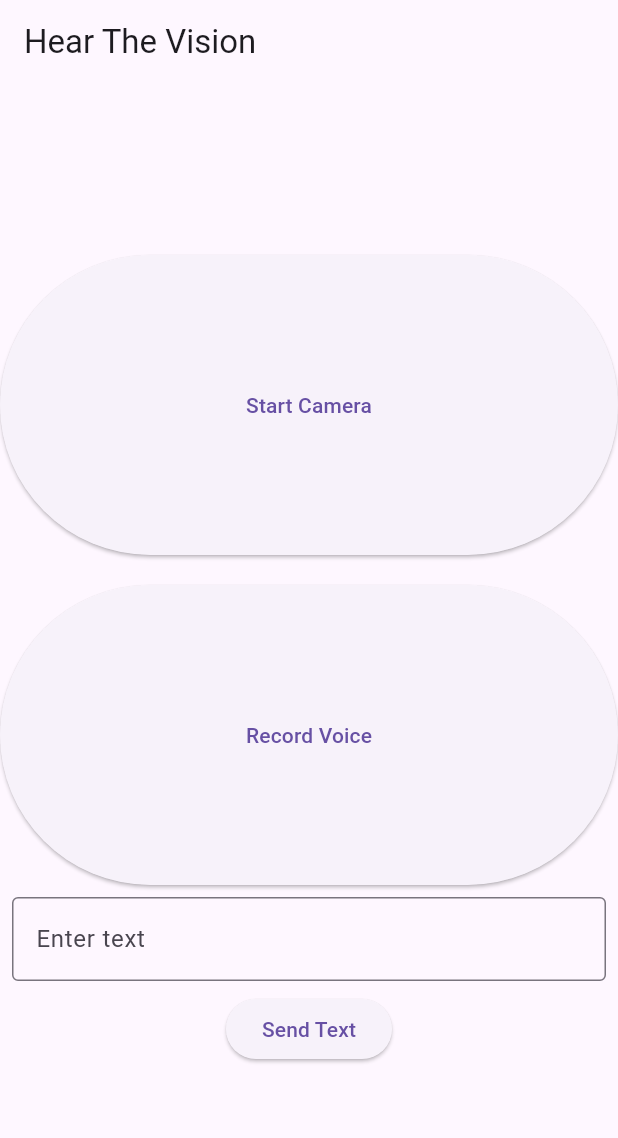
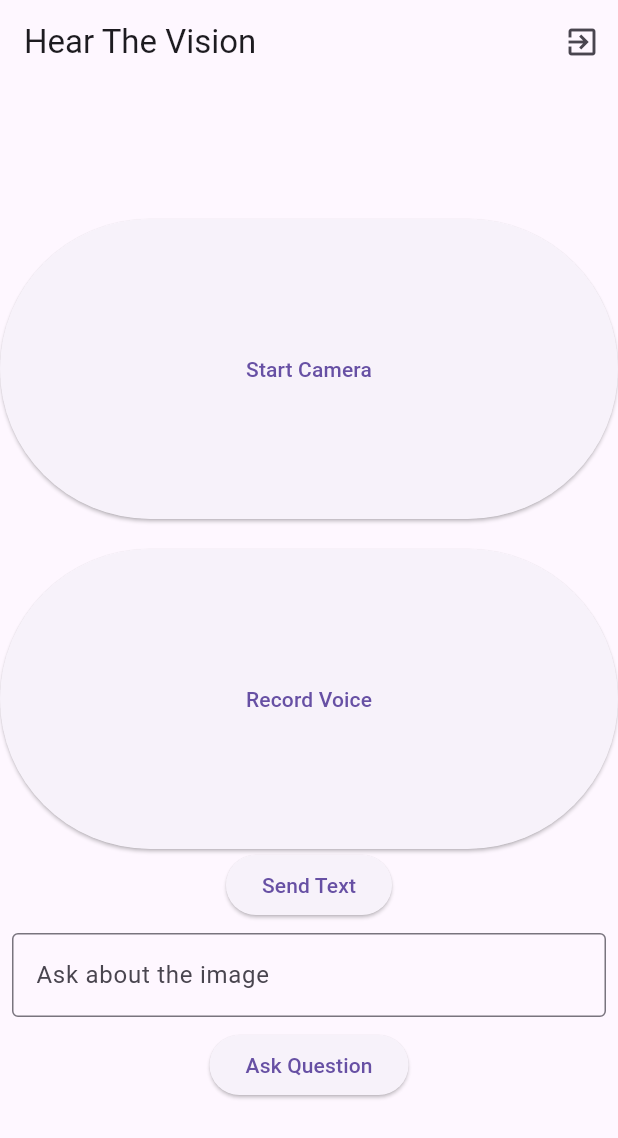
Before and after one commit to Msoltaninezhad/seeing, a Flutter app: the screen it shows after launch, after a tap on "Send Text", on a phone screen of 412 x 824 dp. Shown: the top 1138 px of the screen. Run offline on Flutter 3.47's test engine with Material 3 defaults, Android fonts, the phone set to English and light mode, and no system bars; our stand-ins replace flutter_tts, image_picker, speech_to_text; missing offline and left inert: flutter_sound; network calls fail.

Commit message:
Initial commit with Flutter project

```diff
--- a/lib/main.dart
+++ b/lib/main.dart
@@ -36,10 +36,13 @@ class _HomeScreenState extends State<HomeScreen> {
   final ImagePicker _picker = ImagePicker();
   final stt.SpeechToText _speech = stt.SpeechToText();
   final TextEditingController _textController = TextEditingController();
+  final TextEditingController _questionController = TextEditingController();
   bool _isRecording = false;
   bool _isListening = false;
   String _transcription = "";
   String _imageBase64 = "";
+  String _lastImageDescription = "";
+  String _savedImagePath = "";
 
   @override
   void initState() {
@@ -52,6 +55,7 @@ class _HomeScreenState extends State<HomeScreen> {
   void dispose() {
     _recorder.closeAudioSession();
     _textController.dispose();
+    _questionController.dispose();
     super.dispose();
   }
 
@@ -62,7 +66,7 @@ class _HomeScreenState extends State<HomeScreen> {
   Future<void> _generateAndSpeakWelcomeMessage() async {
     String welcomeMessage = "Starting";
     await _speakMessage(welcomeMessage);
-    await _testChatGPTConnection(); // Test ChatGPT connection
+    await _testChatGPTConnection();
   }
 
   Future<void> _speakMessage(String message) async {
@@ -73,7 +77,7 @@ class _HomeScreenState extends State<HomeScreen> {
 
   Future<void> _testChatGPTConnection() async {
     try {
-      final response = await sendToChatGPT("Hi, how are you?");
+      final response = await sendToChatGPT("Hi, my friend, greet me");
       await _speakMessage("ChatGPT response: $response");
     } catch (e) {
       print('Error: $e');
@@ -108,9 +112,12 @@ class _HomeScreenState extends State<HomeScreen> {
   }
 
   Future<void> _sendVoiceToChatGPT() async {
-    String prompt = "User voice input.";
+    String prompt = "User voice input: $_transcription";
+    if (_lastImageDescription.isNotEmpty) {
+      prompt = "User question about the image: $_transcription\nImage description: $_lastImageDescription";
+    }
     try {
-      final response = await sendToChatGPT(prompt, audio: _transcription);
+      final response = await sendToChatGPT(prompt);
       await _speakMessage(response);
     } catch (e) {
       print('Error: $e');
@@ -120,6 +127,9 @@ class _HomeScreenState extends State<HomeScreen> {
 
   Future<void> _sendTextToChatGPT() async {
     String prompt = _textController.text;
+    if (_lastImageDescription.isNotEmpty) {
+      prompt = "User question about the image: $prompt\nImage description: $_lastImageDescription";
+    }
     try {
       final response = await sendToChatGPT(prompt);
       await _speakMessage(response);
@@ -129,52 +139,51 @@ class _HomeScreenState extends State<HomeScreen> {
     }
   }
 
-  Future<String> sendToChatGPT(String prompt, {String? audio}) async {
-    Map<String, dynamic> requestBody = {
-      'model': 'gpt-4o',
-      'messages': [
-        {'role': 'user', 'content': prompt}
-      ],
-      'max_tokens': 150,
-    };
-
-    if (audio != null) {
-      requestBody['audio'] = audio;
-    }
-
-    try {
-      final response = await http.post(
-        Uri.parse('https://api.openai.com/v1/chat/completions'),
-        headers: {
-          'Authorization': 'Bearer sk-proj-HK7qSrfdod8XRiAmQHa6T3BlbkFJ90N58Y1QCu0flYstFDCM',
-          'Content-Type': 'application/json',
-        },
-        body: jsonEncode(requestBody),
-      );
-
-      if (response.statusCode == 200) {
-        final jsonResponse = json.decode(response.body);
-        return jsonResponse['choices'][0]['message']['content'] ?? "No response from ChatGPT";
-      } else {
-        print('Failed to communicate with ChatGPT: ${response.statusCode} ${response.body}');
-        throw Exception('Failed to communicate with ChatGPT');
-      }
-    } catch (e) {
-      print('Error: $e');
-      throw Exception('Failed to communicate with ChatGPT');
-    }
-  }
-
   Future<void> processImage(XFile image) async {
-    final bytes = await image.readAsBytes();
+    final savedImagePath = await _saveImageLocally(image);
+    setState(() {
+      _savedImagePath = savedImagePath;
+    });
+    final bytes = await File(savedImagePath).readAsBytes();
     _imageBase64 = base64Encode(bytes);
 
     try {
       final response = await sendImageToGPT4o(_imageBase64);
+      setState(() {
+        _lastImageDescription = response;
+      });
       await _speakMessage(response);
     } catch (e) {
       print('Error processing image: $e');
       await _speakMessage("Failed to communicate with ChatGPT.");
+    }
+  }
+
+  Future<String> _saveImageLocally(XFile image) async {
+    final directory = await getApplicationDocumentsDirectory();
+    final path = directory.path;
+    final fileName = "${DateTime.now().millisecondsSinceEpoch}.jpg";
+    final File localImage = await File('$path/$fileName').writeAsBytes(await image.readAsBytes());
+    return localImage.path;
+  }
+
+  Future<void> _loadAndProcessSavedImage() async {
+    if (_savedImagePath.isNotEmpty) {
+      final bytes = await File(_savedImagePath).readAsBytes();
+      _imageBase64 = base64Encode(bytes);
+
+      try {
+        final response = await sendImageToGPT4o(_imageBase64);
+        setState(() {
+          _lastImageDescription = response;
+        });
+        await _speakMessage(response);
+      } catch (e) {
+        print('Error processing image: $e');
+        await _speakMessage("Failed to communicate with ChatGPT.");
+      }
+    } else {
+      await _speakMessage("No image saved yet.");
     }
   }
 
@@ -224,18 +233,82 @@ class _HomeScreenState extends State<HomeScreen> {
     }
   }
 
+  Future<void> _sendQuestionToChatGPT() async {
+    if (_lastImageDescription.isEmpty) {
+      await _speakMessage("No image has been described yet.");
+      return;
+    }
+
+    String prompt = _questionController.text;
+    prompt = "User question about the image: $prompt\nImage description: $_lastImageDescription";
+
+    try {
+      final response = await sendToChatGPT(prompt);
+      await _speakMessage(response);
+    } catch (e) {
+      print('Error: $e');
+      await _speakMessage("Failed to communicate with ChatGPT.");
+    }
+  }
+
+  Future<String> sendToChatGPT(String prompt, {String? audio}) async {
+    Map<String, dynamic> requestBody = {
+      'model': 'gpt-4o',
+      'messages': [
+        {'role': 'user', 'content': prompt}
+      ],
+      'max_tokens': 150,
+    };
+
+    if (audio != null) {
+      requestBody['audio'] = audio;
+    }
+
+    try {
+      final response = await http.post(
+        Uri.parse('https://api.openai.com/v1/chat/completions'),
+        headers: {
+          'Authorization': 'Bearer sk-proj-HK7qSrfdod8XRiAmQHa6T3BlbkFJ90N58Y1QCu0flYstFDCM',
+          'Content-Type': 'application/json',
+        },
+        body: jsonEncode(requestBody),
+      );
+
+      if (response.statusCode == 200) {
+        final jsonResponse = json.decode(response.body);
+        return jsonResponse['choices'][0]['message']['content'] ?? "No response from ChatGPT";
+      } else {
+        print('Failed to communicate with ChatGPT: ${response.statusCode} ${response.body}');
+        throw Exception('Failed to communicate with ChatGPT');
+      }
+    } catch (e) {
+      print('Error: $e');
+      throw Exception('Failed to communicate with ChatGPT');
+    }
+  }
+
+  void _disconnectChatGPT() {
+    _speakMessage("Disconnected from ChatGPT.");
+  }
+
   @override
   Widget build(BuildContext context) {
     return Scaffold(
       appBar: AppBar(
         title: Text('Hear The Vision'),
+        actions: [
+          IconButton(
+            icon: Icon(Icons.exit_to_app),
+            onPressed: _disconnectChatGPT,
+          ),
+        ],
       ),
       body: Column(
         mainAxisAlignment: MainAxisAlignment.center,
         children: <Widget>[
           ElevatedButton(
             style: ElevatedButton.styleFrom(
-              minimumSize: Size(double.infinity, 200), // Make the button big
+              minimumSize: Size(double.infinity, 200),
             ),
             onPressed: () async {
               await _speakMessage("Camera started");
@@ -246,10 +319,10 @@ class _HomeScreenState extends State<HomeScreen> {
             },
             child: Text('Start Camera'),
           ),
-          SizedBox(height: 20), // Add some space between buttons
+          SizedBox(height: 20),
           ElevatedButton(
             style: ElevatedButton.styleFrom(
-              minimumSize: Size(double.infinity, 200), // Make the button big
+              minimumSize: Size(double.infinity, 200),
             ),
             onPressed: () async {
               if (!_isListening) {
@@ -260,19 +333,23 @@ class _HomeScreenState extends State<HomeScreen> {
             },
             child: Text(_isListening ? 'Stop Listening' : 'Record Voice'),
           ),
+          ElevatedButton(
+            onPressed: _sendTextToChatGPT,
+            child: Text('Send Text'),
+          ),
           Padding(
             padding: const EdgeInsets.all(8.0),
             child: TextField(
-              controller: _textController,
+              controller: _questionController,
               decoration: InputDecoration(
                 border: OutlineInputBorder(),
-                labelText: 'Enter text',
+                labelText: 'Ask about the image',
               ),
             ),
           ),
           ElevatedButton(
-            onPressed: _sendTextToChatGPT,
-            child: Text('Send Text'),
+            onPressed: _sendQuestionToChatGPT,
+            child: Text('Ask Question'),
           ),
         ],
       ),
--- a/pubspec.yaml
+++ b/pubspec.yaml
@@ -18,6 +18,7 @@ dependencies:
   http: ^0.13.4
   path_provider: ^2.0.11
   speech_to_text: ^6.5.1
+
   #googleapis: ^11.0.0 # Ensure this version or a compatible one
  # googleapis_auth: ^1.1.0
 
```
